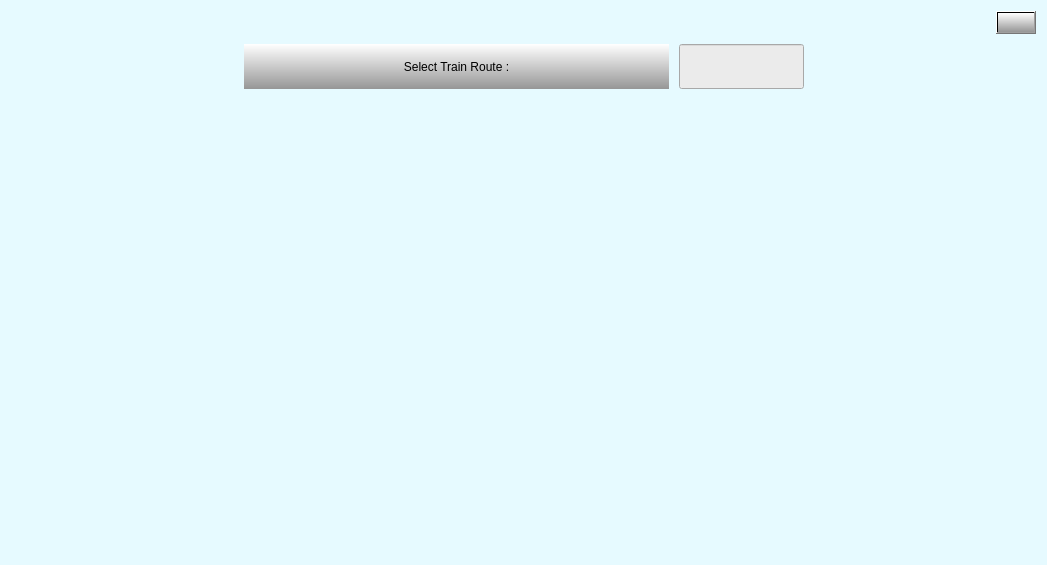
gurpartap007/qtmop, file route_selection.ui: the form before one commit.
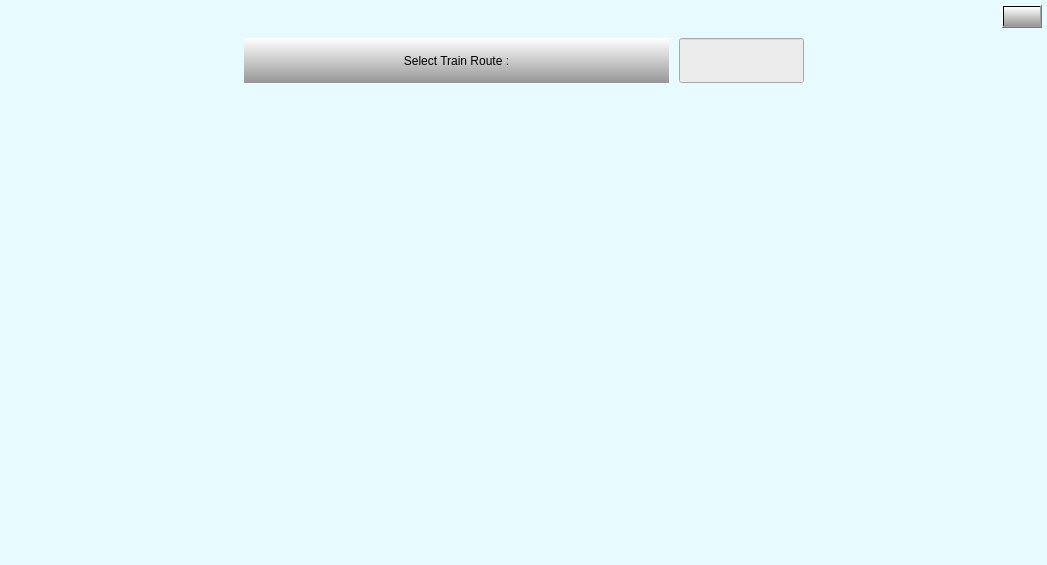
The form after the commit. Icons and pictures are not drawn.

Commit message: added emu database and show in tableview;optimized route selection procedure and error route info display

The edit to the form file:
```diff
--- a/route_selection.ui
+++ b/route_selection.ui
@@ -16,23 +16,39 @@
   <property name="styleSheet">
    <string notr="true">background-color: rgb(230, 250, 255);</string>
   </property>
-  <layout class="QHBoxLayout" name="horizontalLayout_2">
-   <item>
     <layout class="QVBoxLayout" name="verticalLayout">
      <property name="spacing">
       <number>10</number>
      </property>
+   <property name="leftMargin">
+    <number>5</number>
+   </property>
+   <property name="topMargin">
+    <number>5</number>
+   </property>
+   <property name="rightMargin">
+    <number>5</number>
+   </property>
+   <property name="bottomMargin">
+    <number>5</number>
+   </property>
      <item>
       <layout class="QHBoxLayout" name="horizontalLayout">
+     <property name="spacing">
+      <number>0</number>
+     </property>
        <item>
         <spacer name="horizontalSpacer_3">
          <property name="orientation">
           <enum>Qt::Horizontal</enum>
          </property>
+       <property name="sizeType">
+        <enum>QSizePolicy::MinimumExpanding</enum>
+       </property>
          <property name="sizeHint" stdset="0">
           <size>
            <width>40</width>
-           <height>20</height>
+         <height>0</height>
           </size>
          </property>
         </spacer>
@@ -73,8 +89,11 @@
      </item>
      <item>
       <layout class="QHBoxLayout" name="route_selection_layout">
+     <property name="spacing">
+      <number>10</number>
+     </property>
        <property name="sizeConstraint">
-        <enum>QLayout::SetFixedSize</enum>
+      <enum>QLayout::SetDefaultConstraint</enum>
        </property>
        <item>
         <spacer name="horizontalSpacer_2">
@@ -87,7 +106,7 @@
          <property name="sizeHint" stdset="0">
           <size>
            <width>40</width>
-           <height>20</height>
+         <height>0</height>
           </size>
          </property>
         </spacer>
@@ -156,16 +175,24 @@
          <property name="orientation">
           <enum>Qt::Horizontal</enum>
          </property>
+       <property name="sizeType">
+        <enum>QSizePolicy::MinimumExpanding</enum>
+       </property>
          <property name="sizeHint" stdset="0">
           <size>
            <width>40</width>
-           <height>20</height>
+         <height>0</height>
           </size>
          </property>
         </spacer>
        </item>
       </layout>
      </item>
+   <item>
+    <layout class="QHBoxLayout" name="horizontalLayout_2">
+     <property name="spacing">
+      <number>6</number>
+     </property>
      <item>
       <widget class="QStackedWidget" name="stackedWidget">
        <property name="sizePolicy">
```
Left out of the diff: 2 changed lines with no effect on the pictures. Lines whose indentation alone changed are shown as unchanged. The commit also changes 10 other files.
